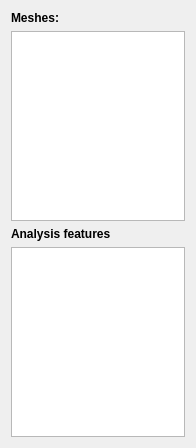
karlnik/FreeCAD, file src/Mod/Fem/Gui/TaskAnalysisInfo.ui: the form before one commit.
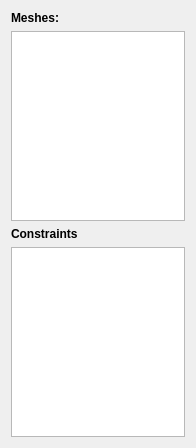
The form after the commit.

Patch:
```diff
--- a/src/Mod/Fem/Gui/TaskAnalysisInfo.ui
+++ b/src/Mod/Fem/Gui/TaskAnalysisInfo.ui
@@ -45,7 +45,7 @@
       </font>
      </property>
      <property name="text">
-      <string>Analysis features</string>
+      <string>Constraints</string>
      </property>
     </widget>
    </item>
```
Left out of the diff: 2 changed lines with no effect on the pictures.
